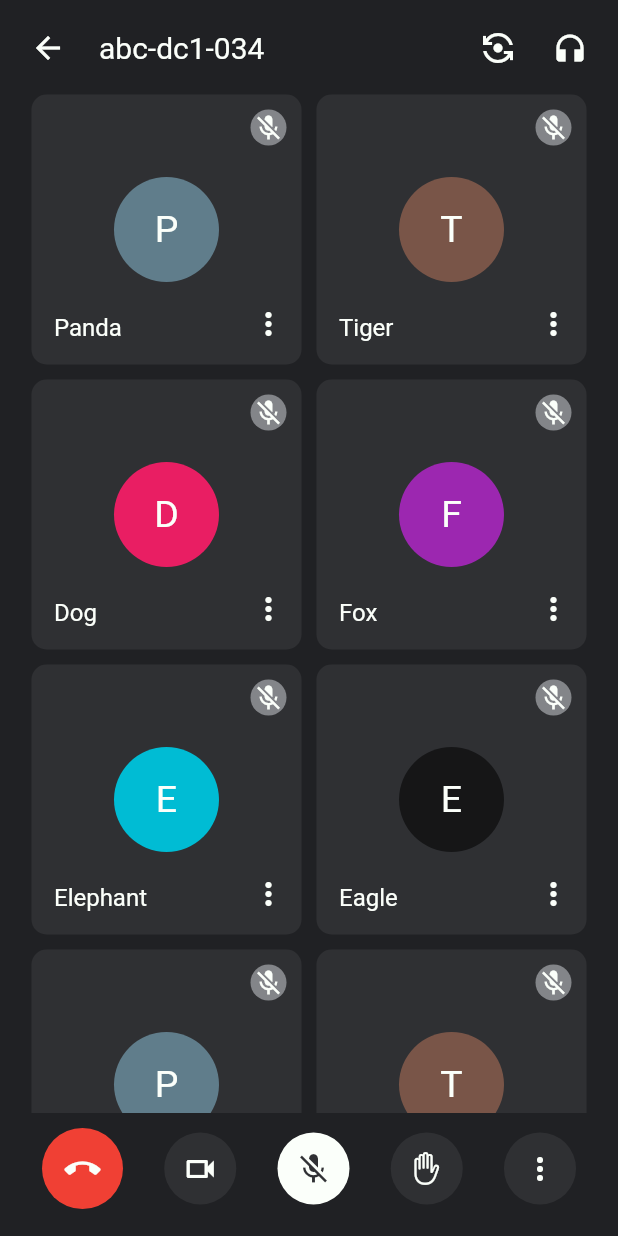
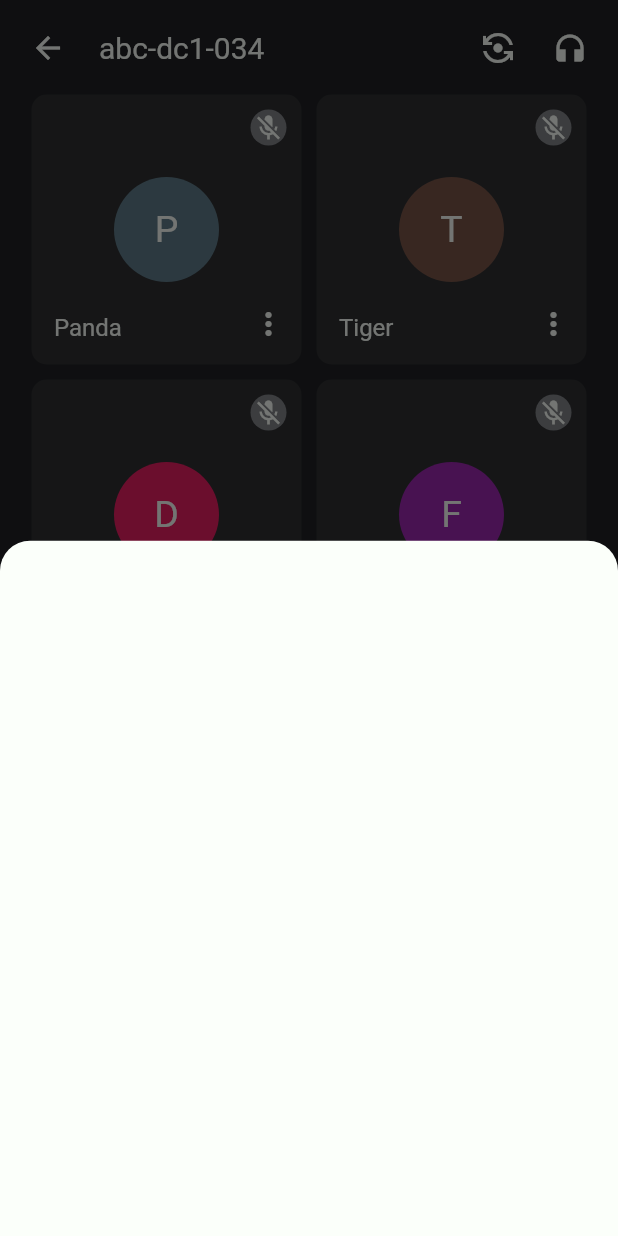
Before and after one commit to octoi/google-meet-clone, a Flutter app: the screen it shows after launch, scrolled down 576 dp, after a tap on the "more vert" icon, on a phone screen of 412 x 824 dp. Run offline on Flutter 3.47's test engine with Material 2 defaults, Android fonts, the phone set to English and light mode, and no system bars.

Commit message:
bottom sheet with border radius

```diff
--- a/lib/widgets/body.dart
+++ b/lib/widgets/body.dart
@@ -77,11 +77,17 @@ class UserCard extends StatelessWidget {
             right: 10.0,
             child: InkWell(
               onTap: () {
-                showBottomSheet(
+                showModalBottomSheet(
                   context: context,
                   builder: (BuildContext context) {
                     return Container(
-                      color: appWhite,
+                      decoration: BoxDecoration(
+                        color: appWhite,
+                        borderRadius: BorderRadius.only(
+                          topLeft: Radius.circular(20.0),
+                          topRight: Radius.circular(20.0),
+                        ),
+                      ),
                       child: Column(
                         children: [],
                       ),
```
